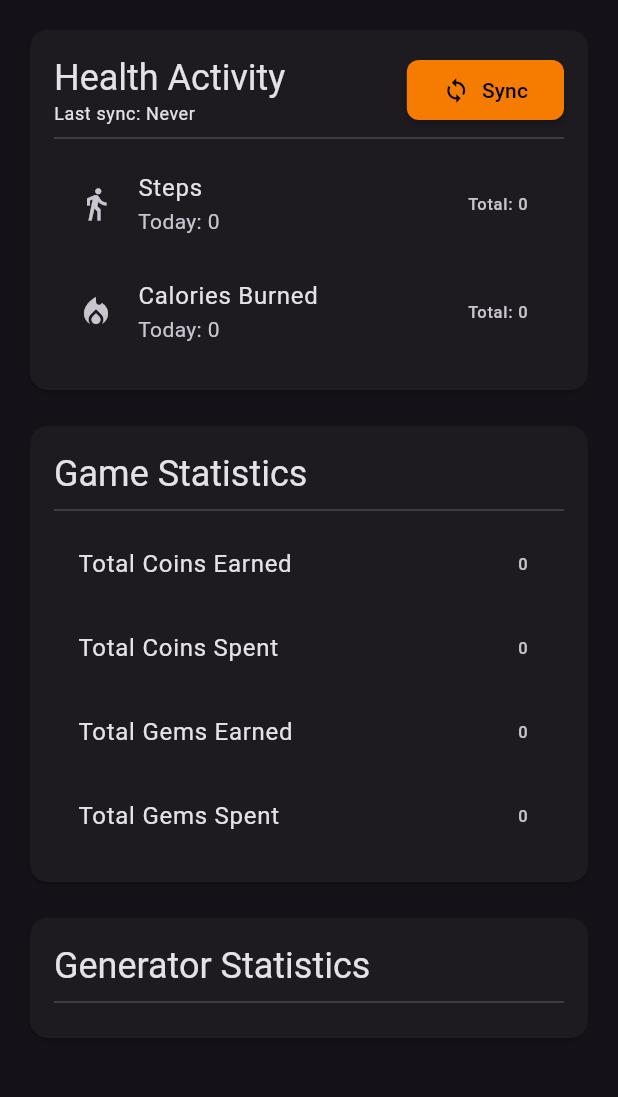
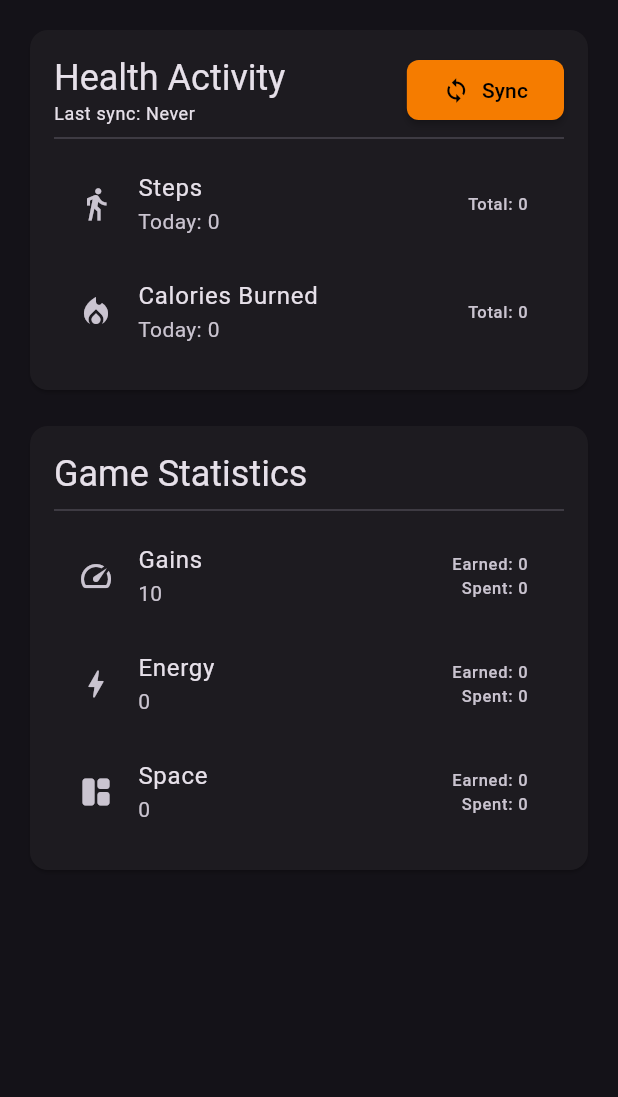
Before and after one commit to enzosv/idlefit-flutter, a Flutter app: the StatsScreen widget shown alone on an empty page, opened directly, on a phone screen of 412 x 824 dp, the part 99-1196 px from its top. Run offline on Flutter 3.47's test engine with Material 3 defaults, Android fonts, the phone set to English and light mode, and no system bars; our stand-ins replace objectbox, shared_preferences; missing offline and left inert: flame, health; accounts and stored records are empty; generated files the repository leaves out were written again.

Commit message:
refactor game stats card into its own file

```diff
--- a/lib/screens/stats_screen.dart
+++ b/lib/screens/stats_screen.dart
@@ -1,6 +1,7 @@
 import 'package:flutter/material.dart';
 import 'package:idlefit/constants.dart';
 import 'package:idlefit/widgets/health_stats_card.dart';
+import 'package:idlefit/widgets/game_stats_card.dart';
 import 'package:provider/provider.dart';
 import '../services/game_state.dart';
 import '../widgets/common_widgets.dart';
@@ -32,75 +33,7 @@ class StatsScreen extends StatelessWidget {
                 HealthStatsCard(),
                 const SizedBox(height: 16),
                 // Game stats card
-                Card(
-                  child: Padding(
-                    padding: const EdgeInsets.all(16),
-                    child: Column(
-                      crossAxisAlignment: CrossAxisAlignment.start,
-                      children: [
-                        Text(
-                          'Game Statistics',
-                          style: Theme.of(context).textTheme.headlineSmall,
-                        ),
-                        const Divider(),
-                        ListTile(
-                          title: const Text('Total Coins Earned'),
-                          trailing: Text(
-                            toLettersNotation(gameState.coins.totalEarned),
-                          ),
-                        ),
-                        ListTile(
-                          title: const Text('Total Coins Spent'),
-                          trailing: Text(
-                            toLettersNotation(gameState.coins.totalSpent),
-                          ),
-                        ),
-                        ListTile(
-                          title: const Text('Total Gems Earned'),
-                          trailing: Text(
-                            toLettersNotation(gameState.gems.totalEarned),
-                          ),
-                        ),
-                        ListTile(
-                          title: const Text('Total Gems Spent'),
-                          trailing: Text(
-                            toLettersNotation(gameState.gems.totalSpent),
-                          ),
-                        ),
-                      ],
-                    ),
-                  ),
-                ),
-
-                const SizedBox(height: 16),
-
-                // Generator stats
-                Card(
-                  child: Padding(
-                    padding: const EdgeInsets.all(16),
-                    child: Column(
-                      crossAxisAlignment: CrossAxisAlignment.start,
-                      children: [
-                        Text(
-                          'Generator Statistics',
-                          style: Theme.of(context).textTheme.headlineSmall,
-                        ),
-                        const Divider(),
-                        ...gameState.coinGenerators
-                            .where((generator) => generator.count > 0)
-                            .map(
-                              (generator) => ListTile(
-                                title: Text(generator.name),
-                                subtitle: Text(
-                                  '${toLettersNotation(generator.output)} coins/sec',
-                                ),
-                                trailing: Text('Reps: ${generator.count}'),
-                              ),
-                            ),
-                      ],
-                    ),
-                  ),
-                ),
+                const GameStatsCard(),
               ],
             ),
           ),
--- /dev/null
+++ b/lib/widgets/game_stats_card.dart
@@ -0,0 +1,84 @@
+import 'package:flutter/material.dart';
+import 'package:provider/provider.dart';
+import '../constants.dart';
+import '../services/game_state.dart';
+import '../util.dart';
+
+class GameStatsCard extends StatelessWidget {
+  const GameStatsCard({super.key});
+
+  @override
+  Widget build(BuildContext context) {
+    final gameState = Provider.of<GameState>(context);
+
+    return Card(
+      child: Padding(
+        padding: const EdgeInsets.all(16),
+        child: Column(
+          crossAxisAlignment: CrossAxisAlignment.start,
+          children: [
+            Text(
+              'Game Statistics',
+              style: Theme.of(context).textTheme.headlineSmall,
+            ),
+            const Divider(),
+            _StatListTile(
+              icon: Constants.coinIcon,
+              title: 'Gains',
+              current: gameState.coins.count,
+              earned: gameState.coins.totalEarned,
+              spent: gameState.coins.totalSpent,
+            ),
+            _StatListTile(
+              icon: Constants.energyIcon,
+              title: 'Energy',
+              current: gameState.energy.count,
+              earned: gameState.energy.totalEarned,
+              spent: gameState.energy.totalSpent,
+            ),
+            _StatListTile(
+              icon: Constants.spaceIcon,
+              title: 'Space',
+              current: gameState.space.count,
+              earned: gameState.space.totalEarned,
+              spent: gameState.space.totalSpent,
+            ),
+          ],
+        ),
+      ),
+    );
+  }
+}
+
+class _StatListTile extends StatelessWidget {
+  const _StatListTile({
+    required this.icon,
+    required this.title,
+    required this.current,
+    required this.earned,
+    required this.spent,
+  });
+
+  final IconData icon;
+  final String title;
+  final double current;
+  final double earned;
+  final double spent;
+
+  @override
+  Widget build(BuildContext context) {
+    return ListTile(
+      leading: Icon(icon),
+      title: Text(title),
+      subtitle: Text(toLettersNotation(current)),
+      trailing: Column(
+        mainAxisSize: MainAxisSize.min,
+        crossAxisAlignment: CrossAxisAlignment.end,
+        children: [
+          Text('Earned: ${toLettersNotation(earned)}'),
+          Text('Spent: ${toLettersNotation(spent)}'),
+        ],
+      ),
+    );
+  }
+}
```
